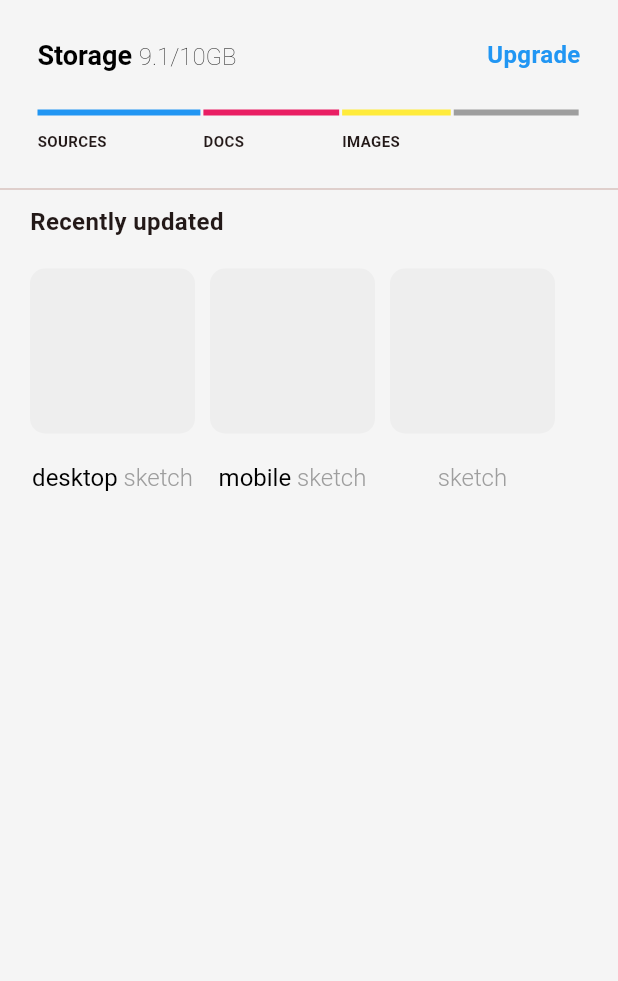
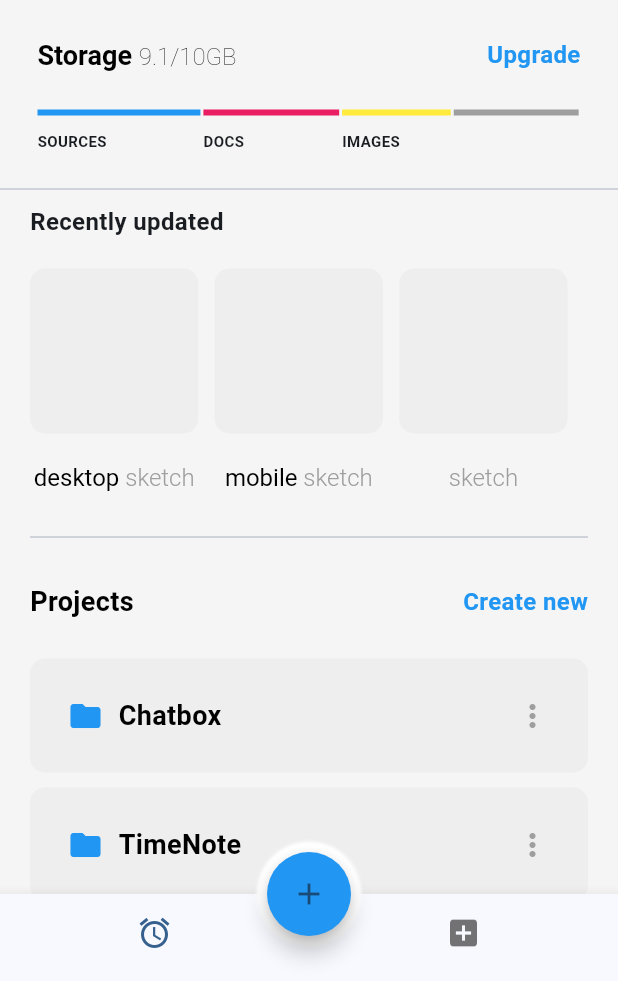
Before and after one commit to cleverAkanimoh/flutter_folder_app, a Flutter app: the screen it shows after launch, on a phone screen of 412 x 824 dp, the part 255-1236 px from its top. Run offline on Flutter 3.47's test engine with Material 3 defaults, Android fonts, the phone set to English and light mode, and no system bars.

Commit message:
modified 3 files in lib

```diff
--- a/lib/app.dart
+++ b/lib/app.dart
@@ -41,13 +41,13 @@ class _AppState extends State<App> {
         page = FavoritesPage();
         break;
       case 2:
-        page = CartsPage();
+        page = const CartsPage();
         break;
       case 3:
-        page = OrdersPage();
+        page = const OrdersPage();
         break;
       case 4:
-        page = MenuPage();
+        page = const MenuPage();
         break;
       default:
         throw UnimplementedError('no widget for $selectedIndex');
@@ -55,7 +55,7 @@ class _AppState extends State<App> {
     var mainArea = ColoredBox(
       color: colorScheme.surfaceVariant,
       child: AnimatedSwitcher(
-        duration: Duration(milliseconds: 100),
+        duration: const Duration(milliseconds: 100),
         child: page,
       ),
     );
@@ -71,7 +71,7 @@ class _AppState extends State<App> {
                 Expanded(child: mainArea),
                 SafeArea(
                   child: BottomNavigationBar(
-                    items: [
+                    items: const [
                       BottomNavigationBarItem(
                         icon: Icon(Icons.home),
                         label: 'Home',
@@ -81,16 +81,12 @@ class _AppState extends State<App> {
                         label: 'Favorites',
                       ),
                       BottomNavigationBarItem(
-                        icon: Icon(Icons.favorite),
-                        label: 'Favorites',
+                        icon: Icon(Icons.library_books_outlined),
+                        label: 'Orders',
                       ),
                       BottomNavigationBarItem(
-                        icon: Icon(Icons.favorite),
-                        label: 'Favorites',
-                      ),
-                      BottomNavigationBarItem(
-                        icon: Icon(Icons.favorite),
-                        label: 'Favorites',
+                        icon: Icon(Icons.menu),
+                        label: 'Menu',
                       ),
                     ],
                     currentIndex: selectedIndex,
@@ -109,7 +105,7 @@ class _AppState extends State<App> {
                 SafeArea(
                   child: NavigationRail(
                     extended: constraints.maxWidth >= 600,
-                    destinations: [
+                    destinations: const [
                       NavigationRailDestination(
                         icon: Icon(Icons.home),
                         label: Text('Home'),
--- a/lib/main.dart
+++ b/lib/main.dart
@@ -15,7 +15,7 @@ class CommerceApp extends StatelessWidget {
       title: 'Flutter E-commerce',
       debugShowCheckedModeBanner: false,
       theme: ThemeData(
-        colorScheme: ColorScheme.fromSeed(seedColor: Colors.red),
+        colorScheme: ColorScheme.fromSeed(seedColor: Colors.blue),
         useMaterial3: true,
       ),
       home: const TeamFolderPage(),
--- a/lib/team_folder.dart
+++ b/lib/team_folder.dart
@@ -1,6 +1,6 @@
+// ignore: unnecessary_import
 import 'package:flutter/cupertino.dart';
 import 'package:flutter/material.dart';
-import 'package:flutter/widgets.dart';
 
 class TeamFolderPage extends StatefulWidget {
   const TeamFolderPage({super.key});
@@ -11,6 +11,7 @@ class TeamFolderPage extends StatefulWidget {
 
 class _TeamFolderPageState extends State<TeamFolderPage> {
   double availableScreenWidth = 0;
+  int selectedIndex = 0;
   @override
   Widget build(BuildContext context) {
     availableScreenWidth = MediaQuery.of(context).size.width - 50;
@@ -19,7 +20,7 @@ class _TeamFolderPageState extends State<TeamFolderPage> {
       body: Column(
         children: [
           Container(
-            padding: EdgeInsets.symmetric(vertical: 25, horizontal: 25),
+            padding: const EdgeInsets.symmetric(vertical: 25, horizontal: 25),
             alignment: Alignment.bottomCenter,
             height: 170,
             decoration: BoxDecoration(
@@ -149,16 +150,117 @@ class _TeamFolderPageState extends State<TeamFolderPage> {
                   children: [
                     buildFileColumn("assets/images/icon-facebook.svg",
                         "desktop ", "sketch"),
-                    const SizedBox(width: 10),
+                    SizedBox(width: availableScreenWidth * .03),
                     buildFileColumn("assets/images/icon-instagram.svg",
                         "mobile ", "sketch"),
-                    const SizedBox(width: 10),
+                    SizedBox(width: availableScreenWidth * .03),
                     buildFileColumn(
                         "assets/images/icon-hamburger.svg", "", "sketch"),
                   ],
-                )
+                ),
+                const Divider(height: 60),
+                const Row(
+                  mainAxisAlignment: MainAxisAlignment.spaceBetween,
+                  children: [
+                    Text(
+                      "Projects",
+                      style: TextStyle(
+                        color: Colors.black,
+                        fontSize: 18,
+                        fontWeight: FontWeight.bold,
+                      ),
+                    ),
+                    Text(
+                      "Create new",
+                      style: TextStyle(
+                          fontSize: 16,
+                          color: Colors.blue,
+                          fontWeight: FontWeight.bold),
+                    )
+                  ],
+                ),
+                const SizedBox(height: 25),
+                buildFileRow("Chatbox"),
+                buildFileRow("TimeNote"),
+                buildFileRow("Something"),
+                buildFileRow("Other"),
               ],
             ),
+          )
+        ],
+      ),
+      floatingActionButton: Container(
+        decoration: const BoxDecoration(
+          shape: BoxShape.circle,
+          boxShadow: [
+            BoxShadow(
+              color: Colors.white,
+              spreadRadius: 7,
+              blurRadius: 1,
+            )
+          ],
+        ),
+        child: FloatingActionButton(
+          onPressed: () {},
+          backgroundColor: Colors.blue,
+          shape:
+              RoundedRectangleBorder(borderRadius: BorderRadius.circular(50)),
+          child: const Icon(Icons.add),
+        ),
+      ),
+      floatingActionButtonLocation: FloatingActionButtonLocation.centerDocked,
+      bottomNavigationBar: BottomNavigationBar(
+        showSelectedLabels: false,
+        showUnselectedLabels: false,
+        onTap: (index) {
+          setState(() {
+            selectedIndex = index;
+          });
+        },
+        currentIndex: selectedIndex,
+        items: const [
+          BottomNavigationBarItem(
+            icon: Icon(Icons.watch_later_outlined),
+            label: "clock",
+            activeIcon: Icon(
+              Icons.access_alarms_outlined,
+            ),
+          ),
+          BottomNavigationBarItem(icon: Icon(Icons.add_box), label: "box"),
+        ],
+      ),
+    );
+  }
+
+  Container buildFileRow(String fileName) {
+    return Container(
+      margin: const EdgeInsets.only(bottom: 10),
+      decoration: BoxDecoration(
+          color: Colors.grey.shade200, borderRadius: BorderRadius.circular(10)),
+      padding: const EdgeInsets.all(25),
+      // height: 65,
+      child: Row(
+        mainAxisAlignment: MainAxisAlignment.spaceBetween,
+        children: [
+          Row(
+            children: [
+              const Icon(
+                Icons.folder,
+                color: Colors.blue,
+              ),
+              const SizedBox(width: 10),
+              Text(
+                fileName,
+                style: const TextStyle(
+                    color: Colors.black,
+                    fontSize: 18,
+                    fontWeight: FontWeight.bold),
+              )
+            ],
+          ),
+          const Icon(
+            Icons.more_vert_rounded,
+            color: Colors.grey,
           )
         ],
       ),
@@ -172,7 +274,7 @@ class _TeamFolderPageState extends State<TeamFolderPage> {
           decoration: BoxDecoration(
               color: Colors.grey.shade200,
               borderRadius: BorderRadius.circular(10)),
-          width: 110,
+          width: availableScreenWidth * .31,
           height: 110,
           // child: Image.asset(src),
         ),
```
